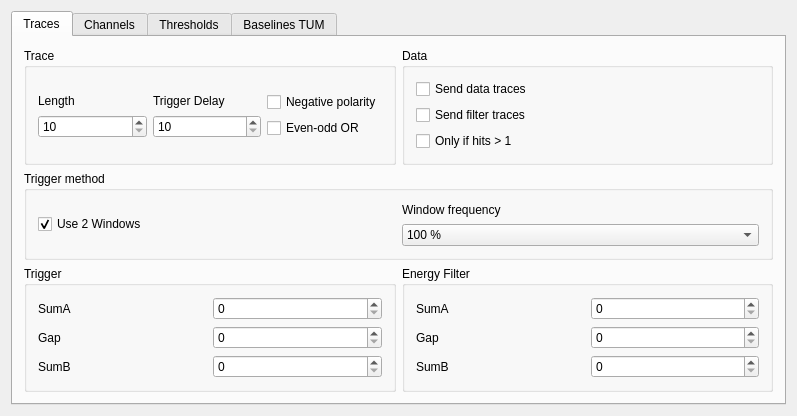
First picture: the form in mbspex/gui/qt-mainwindow/febex/FebexWidget.ui, repository gsi-ee/drivers, before the edit.
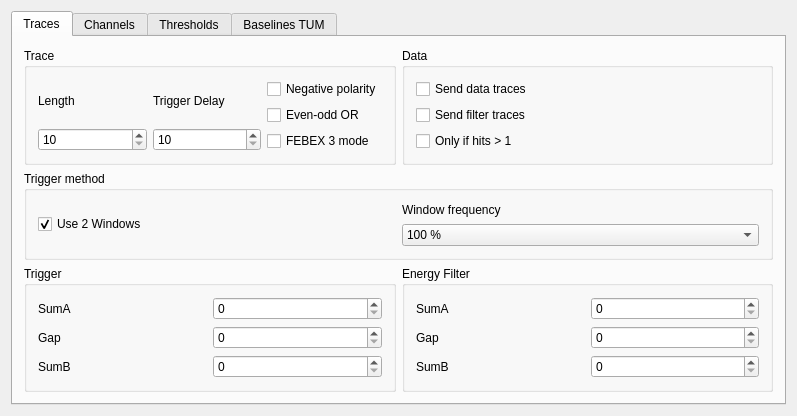
Second picture: the form after the edit.

Commit message: mbspex febex gui: checkbox for febex3 mode as workaround of bug when reading tracelength register

```diff
--- a/mbspex/gui/qt-mainwindow/febex/FebexWidget.ui
+++ b/mbspex/gui/qt-mainwindow/febex/FebexWidget.ui
@@ -99,6 +99,16 @@
                 </property>
                </widget>
               </item>
+              <item>
+               <widget class="QCheckBox" name="Febx3CheckBox">
+                <property name="toolTip">
+                 <string>&lt;html&gt;&lt;head/&gt;&lt;body&gt;&lt;p&gt;Check if slave is FEBEX3 (avoid trancelength bug) &lt;/p&gt;&lt;/body&gt;&lt;/html&gt;</string>
+                </property>
+                <property name="text">
+                 <string>FEBEX 3 mode</string>
+                </property>
+               </widget>
+              </item>
              </layout>
             </item>
            </layout>
```
Left out of the diff: 134 changed lines with no effect on the pictures. The commit also changes 1 other file.
